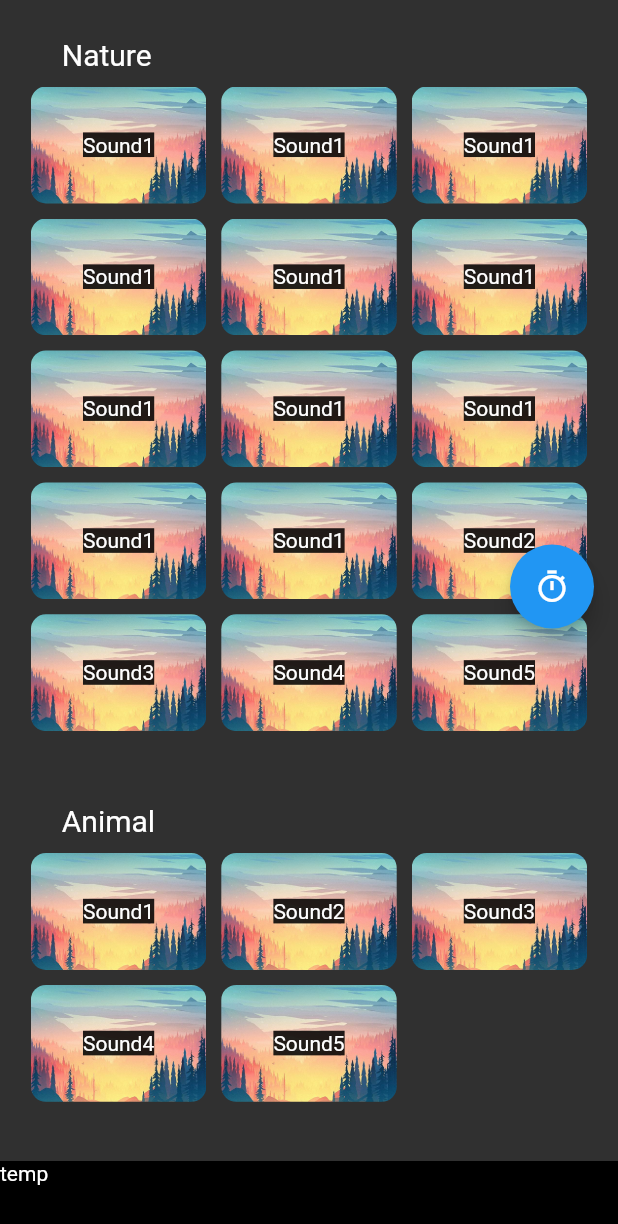
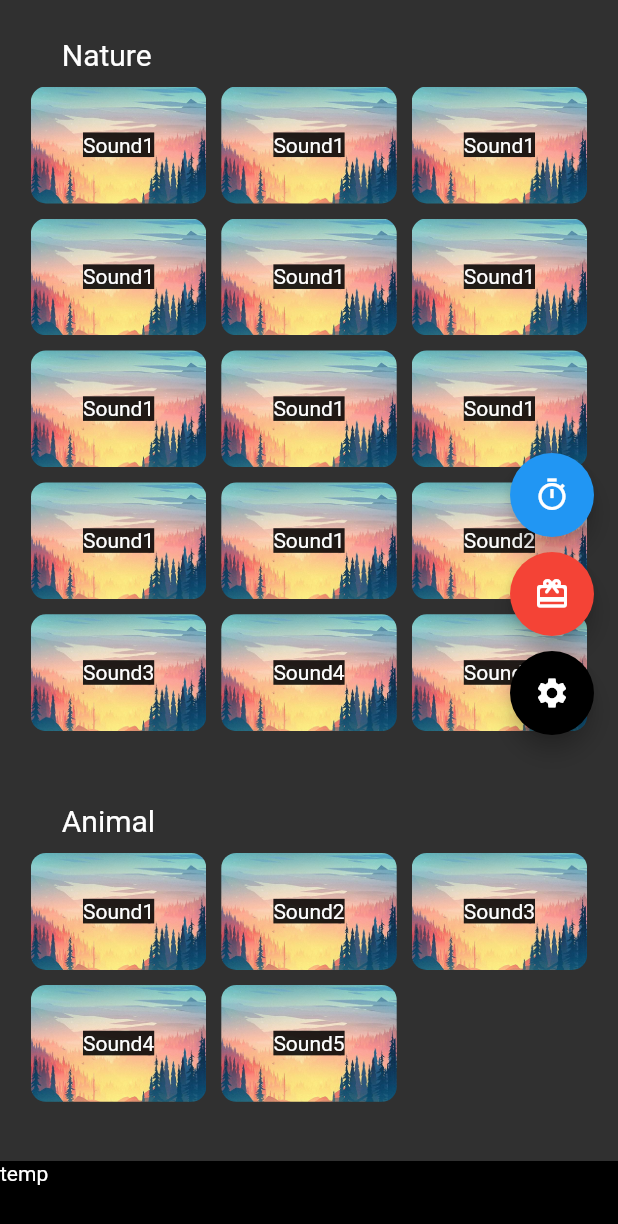
Before and after one commit to scancetin/music-player-demo, a Flutter app: the screen it shows after launch, on a phone screen of 412 x 824 dp. Shown: the top 1224 px of the screen. Run offline on Flutter 3.47's test engine with Material 2 defaults, Android fonts, the phone set to English and light mode, and no system bars; our stand-ins replace assets_audio_player, get.

Commit message:
background sound

```diff
--- a/lib/views/home_view.dart
+++ b/lib/views/home_view.dart
@@ -5,6 +5,7 @@ import 'package:get/get.dart';
 import '../controllers/player_controller.dart';
 import 'widgets/sound_card.dart';
 import 'package:music_player_demo/constaints.dart' as K;
+import '../utils.dart';
 
 class HomeView extends StatelessWidget {
   const HomeView({super.key});
@@ -34,14 +35,17 @@ class HomeView extends StatelessWidget {
   }
 
   Column settings() {
+    Utils utils = Utils();
+
     return Column(
       mainAxisAlignment: MainAxisAlignment.center,
       children: [
-        FloatingActionButton(backgroundColor: Colors.blue, onPressed: (() => print("timer")), child: const Icon(Icons.timer_outlined, color: Colors.white)),
+        FloatingActionButton(backgroundColor: Colors.blue, onPressed: (() => utils.setTimerDialog()), child: const Icon(Icons.timer_outlined, color: Colors.white)),
         const SizedBox(height: 10),
-        // FloatingActionButton(backgroundColor: Colors.red, onPressed: (() => print("favorites")), child: const Icon(Icons.heart_broken_sharp, color: Colors.white)),
-        // const SizedBox(height: 10),
-        // FloatingActionButton(backgroundColor: Colors.black, onPressed: (() => print("settings")), child: const Icon(Icons.settings, color: Colors.white)),
+        FloatingActionButton(
+            backgroundColor: Colors.red, onPressed: (() => print("gift - total hours spent")), child: const Icon(Icons.card_giftcard_rounded, color: Colors.white)),
+        const SizedBox(height: 10),
+        FloatingActionButton(backgroundColor: Colors.black, onPressed: (() => print("settings")), child: const Icon(Icons.settings, color: Colors.white)),
       ],
     );
   }
```
Also changed, not shown: lib/controllers/player_controller.dart (+22 -6 lines), lib/views/play_view.dart (+1 -19 lines), pubspec.lock.
